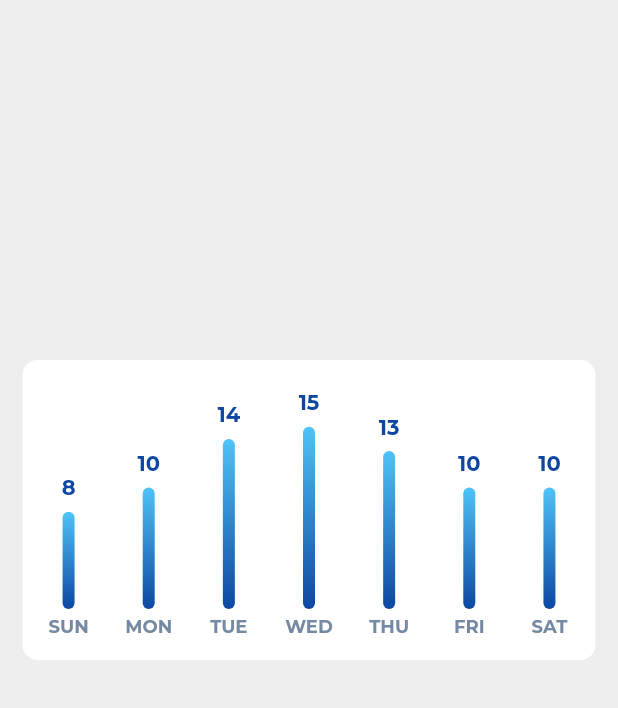
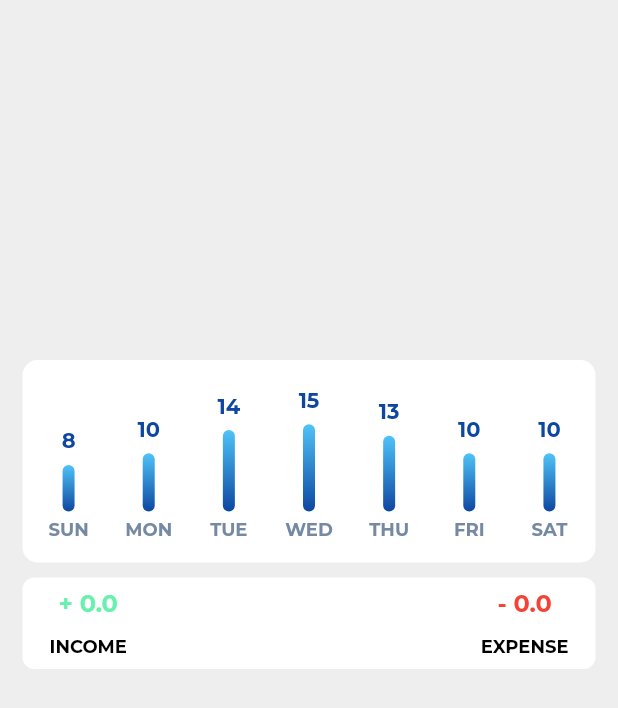
Before and after one commit to vishnucprasad/expensify_app, a Flutter app: the AnalyticsWidget widget shown alone on an empty page, opened directly, on a phone screen of 412 x 824 dp. Shown: the top 708 px of the screen. Run offline on Flutter 3.47's test engine with Material 2 defaults, Android fonts, the phone set to English and light mode, and no system bars; drawn by our look-alikes of fl_chart; our stand-ins replace bloc, bubble_tab_indicator, dartz, dio, flutter_bloc, flutter_profile_picture and 6 more; missing offline and left inert: bottom_bar_page_transition; accounts and stored records are empty.

```diff
--- a/lib/core/colors.dart
+++ b/lib/core/colors.dart
@@ -5,5 +5,6 @@ final primaryColor = Colors.blue[900];
 const secondaryColor = Colors.grey;
 final infoColor = Colors.lightBlue[300];
 const dangerColor = Colors.red;
+const successColor = Colors.greenAccent;
 const whiteColor = Colors.white;
 const blackColor = Colors.black;
--- a/lib/core/constants.dart
+++ b/lib/core/constants.dart
@@ -92,6 +92,12 @@ const kBlackSmallText = TextStyle(
   fontSize: 16,
 );
 
+const kBlackXSmallTextBold = TextStyle(
+  color: blackColor,
+  fontSize: 12,
+  fontWeight: FontWeight.bold,
+);
+
 const kBlackSmallTextBold = TextStyle(
   color: blackColor,
   fontSize: 16,
@@ -101,6 +107,18 @@ const kBlackSmallTextBold = TextStyle(
 const kBlackMediumTextBold = TextStyle(
   color: blackColor,
   fontSize: 18,
+  fontWeight: FontWeight.bold,
+);
+
+const kSuccessSmallTextBold = TextStyle(
+  color: successColor,
+  fontSize: 16,
+  fontWeight: FontWeight.bold,
+);
+
+const kDangerSmallTextBold = TextStyle(
+  color: dangerColor,
+  fontSize: 16,
   fontWeight: FontWeight.bold,
 );
 
--- a/lib/presentation/home/widgets/analytics.dart
+++ b/lib/presentation/home/widgets/analytics.dart
@@ -1,6 +1,9 @@
+import 'package:expensify/application/transaction/transaction_bloc.dart';
 import 'package:expensify/core/colors.dart';
+import 'package:expensify/core/constants.dart';
 import 'package:expensify/presentation/home/widgets/bar_chart.dart';
 import 'package:flutter/material.dart';
+import 'package:flutter_bloc/flutter_bloc.dart';
 
 class AnalyticsWidget extends StatelessWidget {
   const AnalyticsWidget({
@@ -11,9 +14,11 @@ class AnalyticsWidget extends StatelessWidget {
   Widget build(BuildContext context) {
     return Align(
       alignment: Alignment.topCenter,
-      child: Container(
+      child: Column(
+        children: [
+          Container(
             margin: const EdgeInsets.only(top: 240),
-        height: 200,
+            height: 135,
             width: MediaQuery.of(context).size.width - 30,
             decoration: BoxDecoration(
               borderRadius: BorderRadius.circular(10),
@@ -21,6 +26,65 @@ class AnalyticsWidget extends StatelessWidget {
             ),
             child: const BarChartWidget(),
           ),
+          kHeight,
+          Container(
+            decoration: BoxDecoration(
+              color: whiteColor,
+              borderRadius: BorderRadius.circular(8),
+            ),
+            padding: const EdgeInsets.all(8.0),
+            width: MediaQuery.of(context).size.width - 30,
+            child: BlocBuilder<TransactionBloc, TransactionState>(
+              builder: (context, state) {
+                double totalIncome = 0;
+                double totalExpense = 0;
+                state.transactionList?.forEach((transaction) {
+                  if (transaction.category?.type == "income") {
+                    totalIncome = totalIncome + (transaction.amount ?? 0);
+                  } else {
+                    totalExpense = totalExpense + (transaction.amount ?? 0);
+                  }
+                });
+
+                return Row(
+                  mainAxisAlignment: MainAxisAlignment.center,
+                  children: [
+                    kWidth,
+                    Column(
+                      children: [
+                        Text(
+                          "+ $totalIncome",
+                          style: kSuccessSmallTextBold,
+                        ),
+                        kHeight,
+                        const Text(
+                          "INCOME",
+                          style: kBlackXSmallTextBold,
+                        )
+                      ],
+                    ),
+                    const Spacer(),
+                    Column(
+                      children: [
+                        Text(
+                          "- $totalExpense",
+                          style: kDangerSmallTextBold,
+                        ),
+                        kHeight,
+                        const Text(
+                          "EXPENSE",
+                          style: kBlackXSmallTextBold,
+                        )
+                      ],
+                    ),
+                    kWidth,
+                  ],
+                );
+              },
+            ),
+          )
+        ],
+      ),
     );
   }
 }
--- a/lib/presentation/home/widgets/bar_chart.dart
+++ b/lib/presentation/home/widgets/bar_chart.dart
@@ -14,7 +14,7 @@ class _BarChart extends StatelessWidget {
         barGroups: barGroups,
         gridData: FlGridData(show: false),
         alignment: BarChartAlignment.spaceAround,
-        maxY: 20,
+        maxY: 25,
       ),
     );
   }
```
Also changed, not shown: lib/presentation/home/widgets/transaction_dialog_widget.dart (added, +133 -0 lines), lib/presentation/home/widgets/transactions_card.dart (+24 -11 lines), lib/presentation/home/widgets/transactions_list_widget.dart (+2 -6 lines), lib/presentation/widgets/transctions_bottom_sheet_widget.dart (+14 -6 lines). Lines whose indentation alone changed are shown as unchanged.
